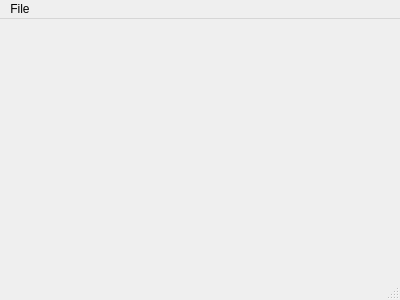
Above: mainwindow.ui from aleksw/blacktomato before the change. Below: the same form after it.
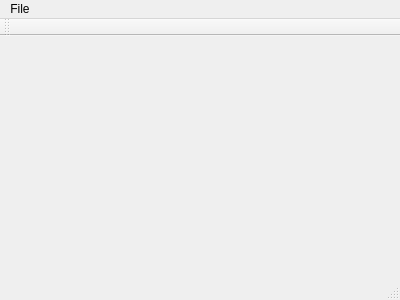
That is the form after the change.

Commit message: Add Pause/Resume option

What changed in the file:
```diff
--- a/mainwindow.ui
+++ b/mainwindow.ui
@@ -46,6 +46,17 @@
    <addaction name="menu"/>
   </widget>
   <widget class="QStatusBar" name="statusBar"/>
+  <widget class="QToolBar" name="toolBar">
+   <property name="windowTitle">
+    <string>toolBar</string>
+   </property>
+   <attribute name="toolBarArea">
+    <enum>TopToolBarArea</enum>
+   </attribute>
+   <attribute name="toolBarBreak">
+    <bool>false</bool>
+   </attribute>
+  </widget>
   <action name="actionTime">
    <property name="text">
     <string>23:33</string>
```
Left out of the diff: 49 changed lines with no effect on the pictures. The commit also changes 2 other files.
